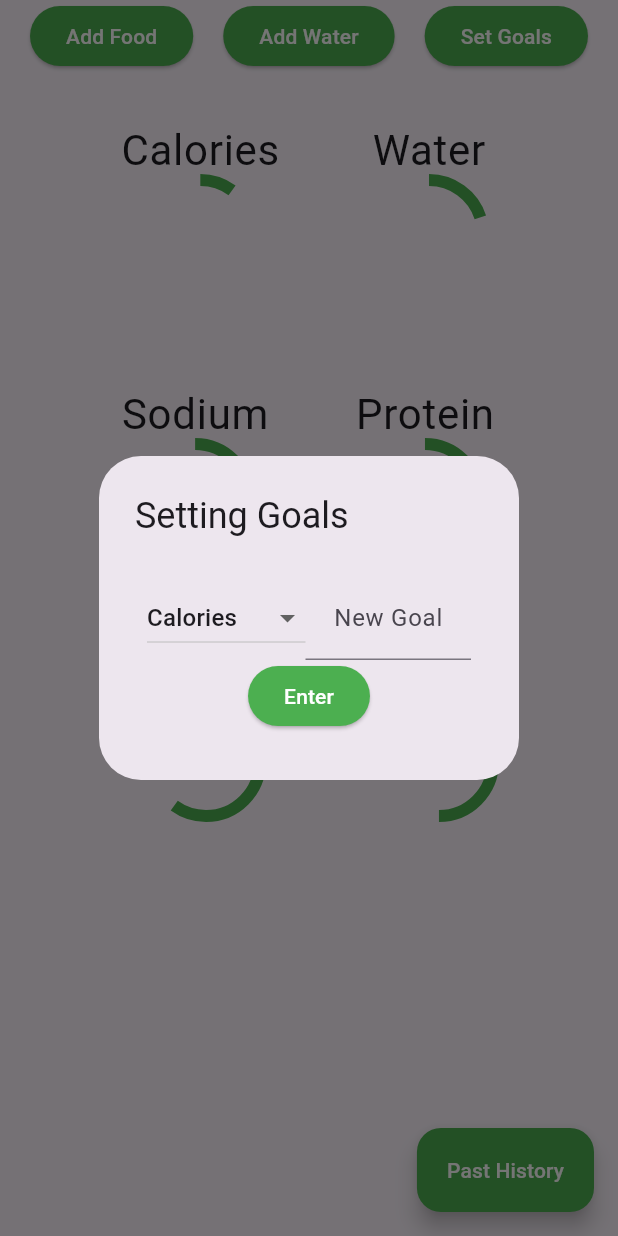
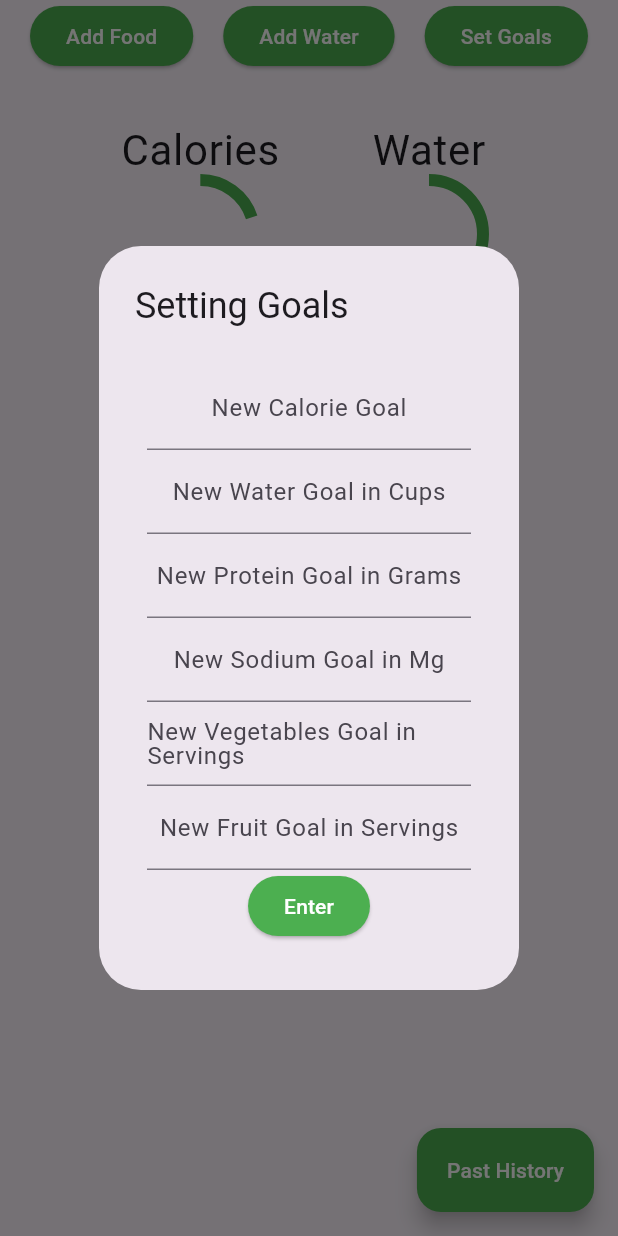
Before and after one commit to Uberkell/Health_App, a Flutter app: the UpdatingTrackerHomePage screen opened directly, after a tap on "Set Goals", on a phone screen of 412 x 824 dp. Run offline on Flutter 3.47's test engine with Material 3 defaults, Android fonts, the phone set to English and light mode, and no system bars; our stand-ins replace cloud_firestore, firebase_auth, firebase_core, firebase_storage, flutter_local_notifications, image_picker and 4 more; accounts and stored records are empty.

Commit message:
goals updated functionality

```diff
--- a/lib/pages/tracker_home_page.dart
+++ b/lib/pages/tracker_home_page.dart
@@ -141,15 +141,13 @@ class UpdatedState extends State<UpdatingTrackerHomePage> {
       label: const Text("See Graph"),
     );
 
-    String curGoal = "Calories";
-    final goalController = TextEditingController();
-    List<String> diffGoals = [
-      "Calories",
-      "Protein",
-      "Vegetables",
-      "Fruit",
-      "Sodium"
-    ];
+    final calGoalController = TextEditingController();
+    final proteinGoalController = TextEditingController();
+    final sodiumGoalController = TextEditingController();
+    final waterGoalController = TextEditingController();
+    final vegGoalController = TextEditingController();
+    final fruitGoalController = TextEditingController();
+
     ElevatedButton setGoal = ElevatedButton(
       onPressed: () {
         showDialog(context: context,
@@ -161,34 +159,79 @@ class UpdatedState extends State<UpdatingTrackerHomePage> {
                   padding: const EdgeInsets.all(8.0),
                   child: Form(
                     child: Column(
-                        children: [Row(children: [
-                          DropdownButton<String>(
-                            value: curGoal,
-                            onChanged: (String? newValue) {
-                              curGoal = newValue!;
-                            },
-                            items: diffGoals.map<DropdownMenuItem<String>>((
-                                String value) {
-                              return DropdownMenuItem<String>(
-                                value: value,
-                                child: Text(value),
-                              );
-                            }).toList(),
-                          ),
-                          Expanded(
-                              child: TextFormField(
+                        children: [
+                          TextFormField(
                                 validator: (value) {
                                   if (value == null || value.isEmpty) {
-                                    return 'Please enter the new goal';
+                                    return 'Please enter the new calorie goal';
                                   }
                                   return null;
                                 },
                                 decoration: InputDecoration(
-                                    label: Center(child: Text("New Goal"))),
+                                    label: Center(child: Text("New Calorie Goal"))),
                                 keyboardType: TextInputType.number,
-                                controller: goalController,
-                              )),
-                        ]),
+                                controller: calGoalController,
+                              ),
+                          TextFormField(
+                                validator: (value) {
+                                  if (value == null || value.isEmpty) {
+                                    return 'Please enter the new calorie goal';
+                                  }
+                                  return null;
+                                },
+                                decoration: InputDecoration(
+                                    label: Center(child: Text("New Water Goal in Cups"))),
+                                keyboardType: TextInputType.number,
+                                controller: waterGoalController,
+                              ),
+                          TextFormField(
+                                validator: (value) {
+                                  if (value == null || value.isEmpty) {
+                                    return 'Please enter the new protein goal in grams';
+                                  }
+                                  return null;
+                                },
+                                decoration: InputDecoration(
+                                    label: Center(child: Text("New Protein Goal in Grams"))),
+                                keyboardType: TextInputType.number,
+                                controller: proteinGoalController,
+                              ),
+                          TextFormField(
+                                validator: (value) {
+                                  if (value == null || value.isEmpty) {
+                                    return 'Please enter the new sodium goal in milligram';
+                                  }
+                                  return null;
+                                },
+                                decoration: InputDecoration(
+                                    label: Center(child: Text("New Sodium Goal in Mg"))),
+                                keyboardType: TextInputType.number,
+                                controller: sodiumGoalController,
+                              ),
+                    TextFormField(
+                                validator: (value) {
+                                  if (value == null || value.isEmpty) {
+                                    return 'Please enter the new vegetables goal in servings';
+                                  }
+                                  return null;
+                                },
+                                decoration: InputDecoration(
+                                    label: Center(child: Text("New Vegetables Goal in Servings"))),
+                                keyboardType: TextInputType.number,
+                                controller: vegGoalController,
+                              ),
+                          TextFormField(
+                                validator: (value) {
+                                  if (value == null || value.isEmpty) {
+                                    return 'Please enter the new fruit goal in servings';
+                                  }
+                                  return null;
+                                },
+                                decoration: InputDecoration(
+                                    label: Center(child: Text("New Fruit Goal in Servings"))),
+                                keyboardType: TextInputType.number,
+                                controller: fruitGoalController,
+                              ),
                           ElevatedButton(
                               style: ButtonStyle(
                                 backgroundColor: MaterialStateProperty.all(
@@ -196,7 +239,32 @@ class UpdatedState extends State<UpdatingTrackerHomePage> {
                                 foregroundColor: MaterialStateProperty.all(
                                     Colors.white),
                               ),
-                              onPressed: () {
+                              onPressed: () async {
+                                String message;
+                                try {
+                                  final usersCollection = FirebaseFirestore.instance.collection('Users');
+                                  final userId = FirebaseAuth.instance.currentUser?.uid;
+                                  final userDocRef = usersCollection.doc(userId);
+                                  final dateEntry = todayDate();
+                                  final userDateCollection = userDocRef.collection('Dates').doc(dateEntry);
+                                  final foodCollection = userDateCollection.collection('Food_and_Water');
+                                  final collection = foodCollection.doc("Set new goal");
+                                  await collection.set({
+                                    'Calorie Goal': calGoalController.text,
+                                    'Water Goal': waterGoalController.text,
+                                    'Protein Goal': proteinGoalController.text,
+                                    'Sodium Goal': sodiumGoalController.text,
+                                    'Fruit Goal': fruitGoalController.text,
+                                    'Vegetable Goal': vegGoalController.text,
+                                  }
+                                  );
+                                  message = 'Entry sent successfully';
+                                } catch (e) {
+                                  message = 'Error when sending entry';
+                                }
+                                // Show a snackbar with the result
+                                ScaffoldMessenger.of(context).showSnackBar(
+                                    SnackBar(content: Text(message)));
                                 Navigator.pop(context);
                               },
                               child: const Text("Enter")),
@@ -215,28 +283,56 @@ class UpdatedState extends State<UpdatingTrackerHomePage> {
       child: const Text("Set Goals"),
     );
 
-    CircularProgressIndicator calProgress = CircularProgressIndicator(
-      value: 10/100,
+
+
+    /*
+    Future<List<Widget>> getData() async {
+      final userId = FirebaseAuth.instance.currentUser?.uid;
+      QuerySnapshot query = await FirebaseFirestore.instance
+        .collection('Users')
+        .doc(userId)
+        .collection("Dates")
+        .doc("4-24-2024")
+        .collection("goals")
+        .get();
+      List<Widget> tempGoals = [];
+
+      await Future.forEach(query.docs, (doc) async {
+        Map<String, dynamic>? data = doc.data() as Map<String, dynamic>?;
+
+        if(data != null) {
+          var calGoal = data.entries.first.value;
+          var waterGoal = data.entries.elementAt(1).value;
+          var proteinGoal = data.entries.elementAt(2).value;
+          var sodiumGoal = data.entries.elementAt(3).value;
+          var fruitGoal = data.entries.elementAt(4).value;
+          var vegGoal = data.entries.elementAt(5).value;
+        }
+      });
+    } */
+
+      CircularProgressIndicator calProgress = CircularProgressIndicator(
+      value: 400/2000,
     color: Colors.green,);
 
     CircularProgressIndicator waterProgress = CircularProgressIndicator(
-      value: 20/100,
+      value: 8/15,
         color: Colors.green);
 
     CircularProgressIndicator sodiumProgress = CircularProgressIndicator(
-      value: 30/100,
+      value: 1400/2300,
         color: Colors.green);
 
     CircularProgressIndicator proteinProgress = CircularProgressIndicator(
-      value: 40/100,
+      value: 80/100,
         color: Colors.green);
 
     CircularProgressIndicator fruitProgress = CircularProgressIndicator(
-      value: 50/100,
+      value: 3/4,
         color: Colors.green);
 
     CircularProgressIndicator vegProgress = CircularProgressIndicator(
-      value: 60/100,
+      value: 2/4,
         color: Colors.green);
 
     return Scaffold(
@@ -254,7 +350,8 @@ class UpdatedState extends State<UpdatingTrackerHomePage> {
                       scale: 2,
                       child: Column(children: [
                         Text("Calories"),
-                        calProgress])),
+                        calProgress
+                        ])),
                   Transform.scale(
                       scale: 2,
                       child: Column(children: [
```
